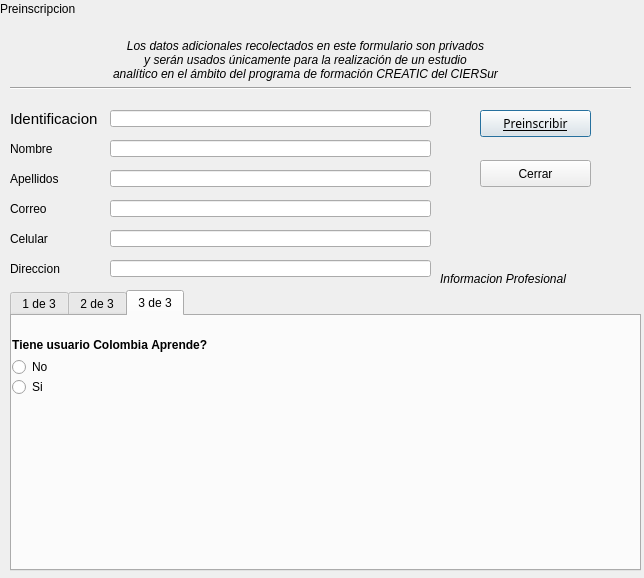
Above: SGC/Vista/VistaPreinscribirLT.ui from fernandosanchez1128/SGC before the change. Below: the same form after it.
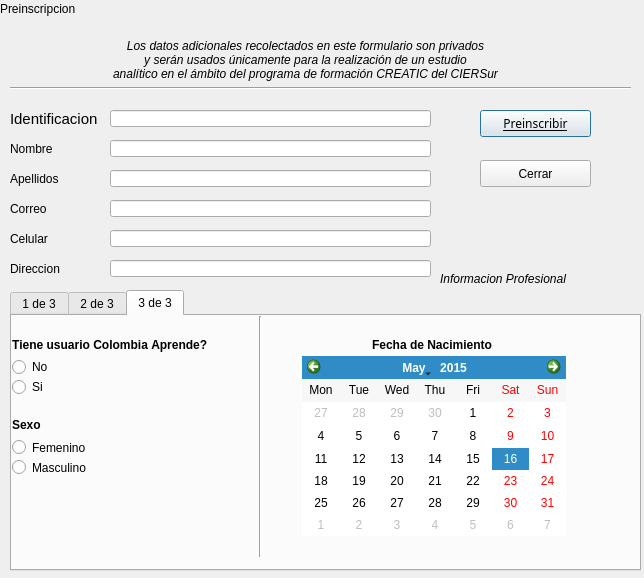
That is the form after the change.

```diff
--- a/SGC/Vista/VistaPreinscribirLT.ui
+++ b/SGC/Vista/VistaPreinscribirLT.ui
@@ -451,6 +451,135 @@
          <string>No</string>
         </property>
        </widget>
+       <widget class="QWidget" name="panelSexo" native="true">
+        <property name="geometry">
+         <rect>
+          <x>0</x>
+          <y>90</y>
+          <width>121</width>
+          <height>81</height>
+         </rect>
+        </property>
+        <widget class="QLabel" name="label_19">
+         <property name="geometry">
+          <rect>
+           <x>0</x>
+           <y>10</y>
+           <width>51</width>
+           <height>17</height>
+          </rect>
+         </property>
+         <property name="font">
+          <font>
+           <weight>75</weight>
+           <bold>true</bold>
+           <strikeout>false</strikeout>
+           <kerning>false</kerning>
+          </font>
+         </property>
+         <property name="text">
+          <string>Sexo</string>
+         </property>
+        </widget>
+        <widget class="QRadioButton" name="femenino">
+         <property name="geometry">
+          <rect>
+           <x>0</x>
+           <y>30</y>
+           <width>106</width>
+           <height>23</height>
+          </rect>
+         </property>
+         <property name="text">
+          <string>Femenino</string>
+         </property>
+        </widget>
+        <widget class="QRadioButton" name="masculino">
+         <property name="geometry">
+          <rect>
+           <x>0</x>
+           <y>50</y>
+           <width>106</width>
+           <height>23</height>
+          </rect>
+         </property>
+         <property name="text">
+          <string>Masculino</string>
+         </property>
+        </widget>
+       </widget>
+       <widget class="QLabel" name="label_20">
+        <property name="geometry">
+         <rect>
+          <x>360</x>
+          <y>20</y>
+          <width>151</width>
+          <height>17</height>
+         </rect>
+        </property>
+        <property name="font">
+         <font>
+          <weight>75</weight>
+          <bold>true</bold>
+          <strikeout>false</strikeout>
+          <kerning>false</kerning>
+         </font>
+        </property>
+        <property name="text">
+         <string>Fecha de Nacimiento</string>
+        </property>
+       </widget>
+       <widget class="Line" name="line_2">
+        <property name="geometry">
+         <rect>
+          <x>240</x>
+          <y>0</y>
+          <width>16</width>
+          <height>241</height>
+         </rect>
+        </property>
+        <property name="orientation">
+         <enum>Qt::Vertical</enum>
+        </property>
+       </widget>
+       <widget class="QCalendarWidget" name="calendario">
+        <property name="geometry">
+         <rect>
+          <x>290</x>
+          <y>40</y>
+          <width>264</width>
+          <height>180</height>
+         </rect>
+        </property>
+        <property name="selectedDate">
+         <date>
+          <year>2015</year>
+          <month>5</month>
+          <day>16</day>
+         </date>
+        </property>
+        <property name="firstDayOfWeek">
+         <enum>Qt::Monday</enum>
+        </property>
+        <property name="gridVisible">
+         <bool>false</bool>
+        </property>
+        <property name="selectionMode">
+         <enum>QCalendarWidget::SingleSelection</enum>
+        </property>
+        <property name="horizontalHeaderFormat">
+         <enum>QCalendarWidget::ShortDayNames</enum>
+        </property>
+        <property name="verticalHeaderFormat">
+         <enum>QCalendarWidget::NoVerticalHeader</enum>
+        </property>
+        <property name="navigationBarVisible">
+         <bool>true</bool>
+        </property>
+        <property name="dateEditEnabled">
+         <bool>true</bool>
+        </property>
+       </widget>
       </widget>
      </widget>
     </item>
```
Left out of the diff: 4 changed lines with no effect on the pictures.
